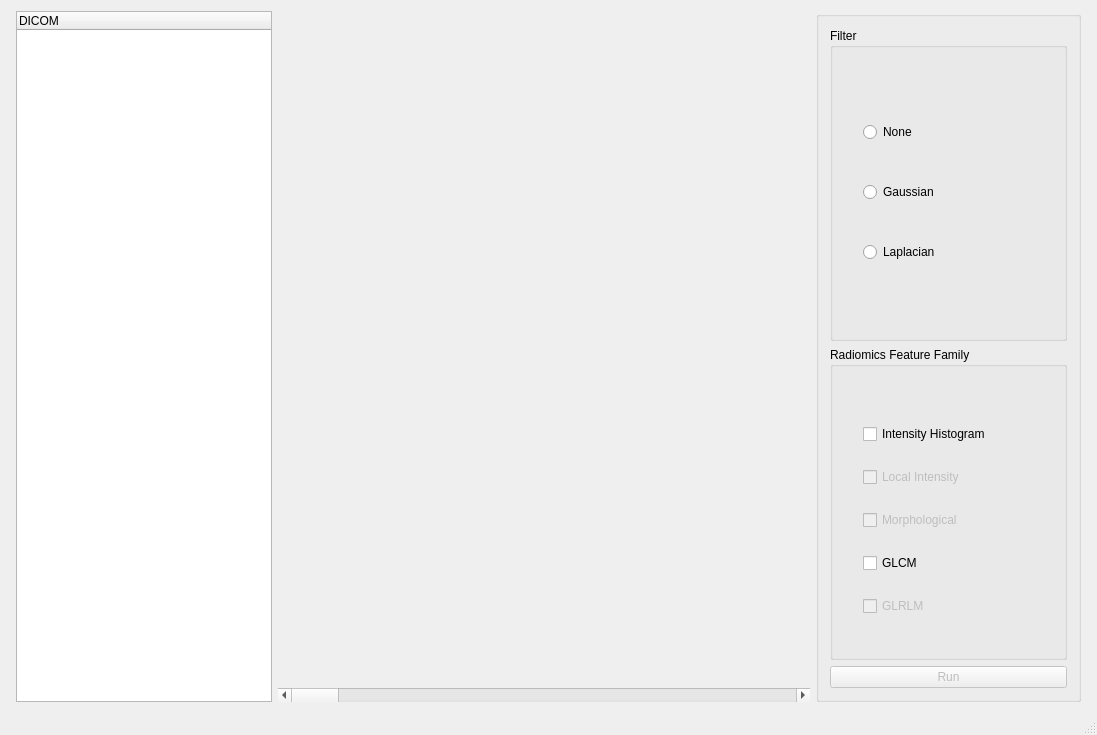
First picture: the form in platform/platform.ui, repository Jiwon-Hwang/Radiomics-Feature-Extraction, before the edit.
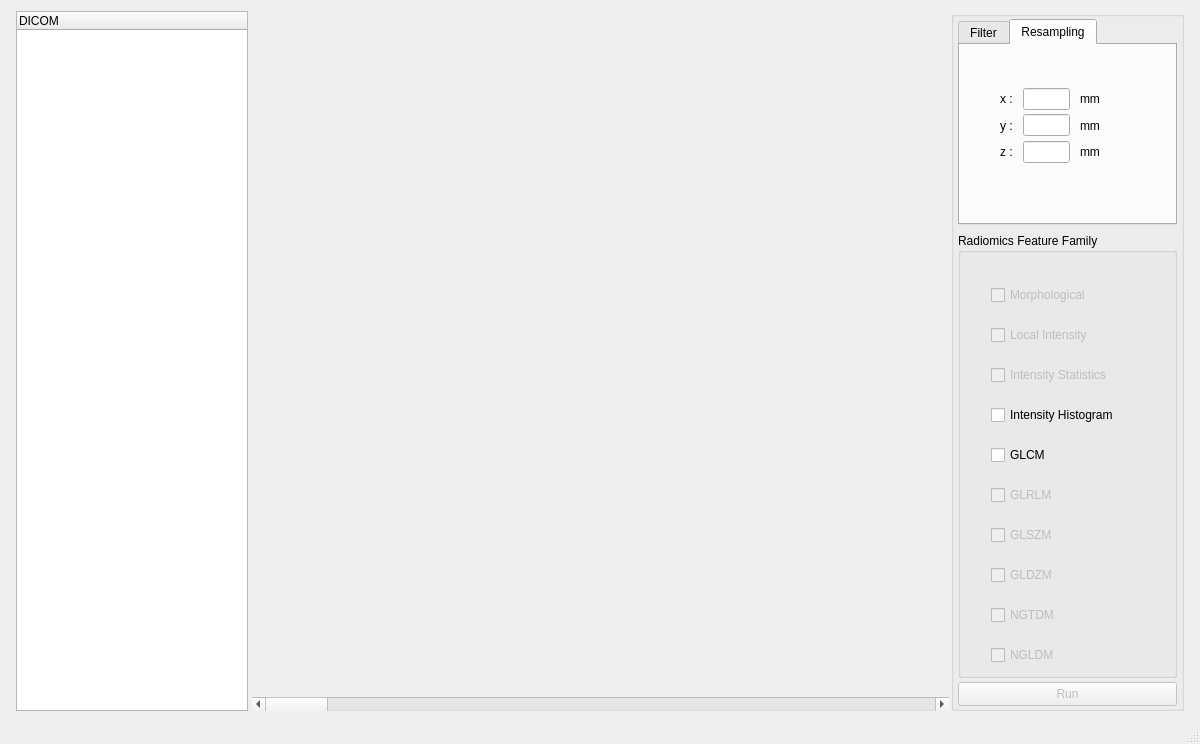
Second picture: the form after the edit. Icons and pictures are not drawn.

Commit message: add mouse wheel event, modify gui

What changed in the file:
```diff
--- a/platform/platform.ui
+++ b/platform/platform.ui
@@ -6,8 +6,8 @@
    <rect>
     <x>0</x>
     <y>0</y>
-    <width>1097</width>
-    <height>735</height>
+    <width>1200</width>
+    <height>720</height>
    </rect>
   </property>
   <property name="maximumSize">
@@ -41,7 +41,10 @@
    </property>
    <layout class="QGridLayout" name="gridLayout_3">
     <item row="0" column="0">
-     <layout class="QHBoxLayout" name="horizontalLayout_3" stretch="3,1">
+     <layout class="QHBoxLayout" name="horizontalLayout_3" stretch="4,1">
+      <property name="spacing">
+       <number>2</number>
+      </property>
       <property name="sizeConstraint">
        <enum>QLayout::SetMaximumSize</enum>
       </property>
@@ -54,7 +57,10 @@
       <item>
        <layout class="QVBoxLayout" name="verticalLayout_3" stretch="0">
         <item>
-         <layout class="QHBoxLayout" name="horizontalLayout_9" stretch="0,4">
+         <layout class="QHBoxLayout" name="horizontalLayout_9" stretch="1,3">
+          <property name="spacing">
+           <number>4</number>
+          </property>
           <property name="sizeConstraint">
            <enum>QLayout::SetDefaultConstraint</enum>
           </property>
@@ -114,6 +120,9 @@
           </item>
           <item>
            <layout class="QVBoxLayout" name="verticalLayout_2">
+            <property name="spacing">
+             <number>6</number>
+            </property>
             <item>
              <layout class="QGridLayout" name="gridLayout_4">
               <property name="spacing">
@@ -158,70 +167,239 @@
         <property name="title">
          <string/>
         </property>
-        <layout class="QVBoxLayout" name="verticalLayout_5">
+        <property name="flat">
+         <bool>true</bool>
+        </property>
+        <layout class="QVBoxLayout" name="verticalLayout_5" stretch="0,0">
+         <property name="spacing">
+          <number>4</number>
+         </property>
          <property name="sizeConstraint">
           <enum>QLayout::SetDefaultConstraint</enum>
          </property>
+         <property name="leftMargin">
+          <number>4</number>
+         </property>
+         <property name="topMargin">
+          <number>2</number>
+         </property>
+         <property name="rightMargin">
+          <number>4</number>
+         </property>
+         <property name="bottomMargin">
+          <number>2</number>
+         </property>
          <item>
-          <layout class="QVBoxLayout" name="verticalLayout_4">
+          <layout class="QVBoxLayout" name="verticalLayout_4" stretch="1,3">
+           <property name="spacing">
+            <number>8</number>
+           </property>
            <item>
-            <widget class="QGroupBox" name="groupBox_Filters">
-             <property name="title">
-              <string>Filter</string>
+            <widget class="QTabWidget" name="tabWidget_PreProcessing">
+             <property name="currentIndex">
+              <number>1</number>
              </property>
-             <property name="flat">
-              <bool>false</bool>
-             </property>
-             <layout class="QVBoxLayout" name="verticalLayout">
-              <property name="leftMargin">
-               <number>30</number>
-              </property>
-              <property name="topMargin">
-               <number>40</number>
-              </property>
-              <property name="rightMargin">
-               <number>30</number>
-              </property>
-              <property name="bottomMargin">
-               <number>40</number>
-              </property>
-              <item>
-               <widget class="QRadioButton" name="radioButton_None">
-                <property name="focusPolicy">
-                 <enum>Qt::ClickFocus</enum>
+             <widget class="QWidget" name="tabWidget_Filters">
+              <attribute name="title">
+               <string>Filter</string>
+              </attribute>
+              <layout class="QVBoxLayout" name="verticalLayout">
+               <property name="spacing">
+                <number>22</number>
+               </property>
+               <property name="leftMargin">
+                <number>28</number>
+               </property>
+               <property name="topMargin">
+                <number>36</number>
+               </property>
+               <property name="rightMargin">
+                <number>20</number>
+               </property>
+               <property name="bottomMargin">
+                <number>36</number>
+               </property>
+               <item>
+                <widget class="QRadioButton" name="radioButton_None">
+                 <property name="focusPolicy">
+                  <enum>Qt::NoFocus</enum>
+                 </property>
+                 <property name="contextMenuPolicy">
+                  <enum>Qt::NoContextMenu</enum>
+                 </property>
+                 <property name="text">
+                  <string>None</string>
+                 </property>
+                </widget>
+               </item>
+               <item>
+                <widget class="QRadioButton" name="radioButton_Gaussian">
+                 <property name="focusPolicy">
+                  <enum>Qt::NoFocus</enum>
+                 </property>
+                 <property name="contextMenuPolicy">
+                  <enum>Qt::NoContextMenu</enum>
+                 </property>
+                 <property name="text">
+                  <string>Gaussian</string>
+                 </property>
+                </widget>
+               </item>
+               <item>
+                <widget class="QRadioButton" name="radioButton_Laplacian">
+                 <property name="focusPolicy">
+                  <enum>Qt::NoFocus</enum>
+                 </property>
+                 <property name="text">
+                  <string>Laplacian</string>
+                 </property>
+                </widget>
+               </item>
+              </layout>
+             </widget>
+             <widget class="QWidget" name="tabWidget_Resampling">
+              <attribute name="title">
+               <string>Resampling</string>
+              </attribute>
+              <widget class="QWidget" name="">
+               <property name="geometry">
+                <rect>
+                 <x>40</x>
+                 <y>30</y>
+                 <width>111</width>
+                 <height>101</height>
+                </rect>
+               </property>
+               <layout class="QVBoxLayout" name="verticalLayout_8">
+                <property name="spacing">
+                 <number>0</number>
                 </property>
-                <property name="contextMenuPolicy">
-                 <enum>Qt::NoContextMenu</enum>
+                <property name="leftMargin">
+                 <number>0</number>
                 </property>
-                <property name="text">
-                 <string>None</string>
-                </property>
-               </widget>
-              </item>
-              <item>
-               <widget class="QRadioButton" name="radioButton_Gaussian">
-                <property name="focusPolicy">
-                 <enum>Qt::ClickFocus</enum>
-                </property>
-                <property name="contextMenuPolicy">
-                 <enum>Qt::NoContextMenu</enum>
-                </property>
-                <property name="text">
-                 <string>Gaussian</string>
-                </property>
-               </widget>
-              </item>
-              <item>
-               <widget class="QRadioButton" name="radioButton_Laplacian">
-                <property name="focusPolicy">
-                 <enum>Qt::NoFocus</enum>
-                </property>
-                <property name="text">
-                 <string>Laplacian</string>
-                </property>
-               </widget>
-              </item>
-             </layout>
+                <item>
+                 <layout class="QHBoxLayout" name="horizontalLayout" stretch="0,0,0">
+                  <property name="spacing">
+                   <number>10</number>
+                  </property>
+                  <property name="sizeConstraint">
+                   <enum>QLayout::SetFixedSize</enum>
+                  </property>
+                  <item>
+                   <widget class="QLabel" name="label">
+                    <property name="text">
+                     <string>x :</string>
+                    </property>
+                   </widget>
+                  </item>
+                  <item>
+                   <widget class="QLineEdit" name="lineEdit">
+                    <property name="sizePolicy">
+                     <sizepolicy hsizetype="Fixed" vsizetype="Fixed">
+                      <horstretch>0</horstretch>
+                      <verstretch>0</verstretch>
+                     </sizepolicy>
+                    </property>
+                    <property name="focusPolicy">
+                     <enum>Qt::ClickFocus</enum>
+                    </property>
+                    <property name="alignment">
+                     <set>Qt::AlignCenter</set>
+                    </property>
+                   </widget>
+                  </item>
+                  <item>
+                   <widget class="QLabel" name="label_2">
+                    <property name="text">
+                     <string>mm</string>
+                    </property>
+                   </widget>
+                  </item>
+                 </layout>
+                </item>
+                <item>
+                 <layout class="QHBoxLayout" name="horizontalLayout_2" stretch="0,0,0">
+                  <property name="spacing">
+                   <number>10</number>
+                  </property>
+                  <property name="sizeConstraint">
+                   <enum>QLayout::SetFixedSize</enum>
+                  </property>
+                  <item>
+                   <widget class="QLabel" name="label_3">
+                    <property name="text">
+                     <string>y :</string>
+                    </property>
+                   </widget>
+                  </item>
+                  <item>
+                   <widget class="QLineEdit" name="lineEdit_2">
+                    <property name="sizePolicy">
+                     <sizepolicy hsizetype="Fixed" vsizetype="Fixed">
+                      <horstretch>0</horstretch>
+                      <verstretch>0</verstretch>
+                     </sizepolicy>
+                    </property>
+                    <property name="focusPolicy">
+                     <enum>Qt::ClickFocus</enum>
+                    </property>
+                    <property name="alignment">
+                     <set>Qt::AlignCenter</set>
+                    </property>
+                   </widget>
+                  </item>
+                  <item>
+                   <widget class="QLabel" name="label_4">
+                    <property name="text">
+                     <string>mm</string>
+                    </property>
+                   </widget>
+                  </item>
+                 </layout>
+                </item>
+                <item>
+                 <layout class="QHBoxLayout" name="horizontalLayout_4" stretch="0,0,0">
+                  <property name="spacing">
+                   <number>10</number>
+                  </property>
+                  <property name="sizeConstraint">
+                   <enum>QLayout::SetFixedSize</enum>
+                  </property>
+                  <item>
+                   <widget class="QLabel" name="label_5">
+                    <property name="text">
+                     <string>z :</string>
+                    </property>
+                   </widget>
+                  </item>
+                  <item>
+                   <widget class="QLineEdit" name="lineEdit_3">
+                    <property name="sizePolicy">
+                     <sizepolicy hsizetype="Fixed" vsizetype="Fixed">
+                      <horstretch>0</horstretch>
+                      <verstretch>0</verstretch>
+                     </sizepolicy>
+                    </property>
+                    <property name="focusPolicy">
+                     <enum>Qt::ClickFocus</enum>
+                    </property>
+                    <property name="alignment">
+                     <set>Qt::AlignCenter</set>
+                    </property>
+                   </widget>
+                  </item>
+                  <item>
+                   <widget class="QLabel" name="label_6">
+                    <property name="text">
+                     <string>mm</string>
+                    </property>
+                   </widget>
+                  </item>
+                 </layout>
+                </item>
+               </layout>
+              </widget>
+             </widget>
             </widget>
            </item>
            <item>
@@ -230,34 +408,31 @@
               <string>Radiomics Feature Family</string>
              </property>
              <layout class="QVBoxLayout" name="verticalLayout_6">
+              <property name="spacing">
+               <number>20</number>
+              </property>
               <property name="leftMargin">
                <number>30</number>
               </property>
               <property name="topMargin">
-               <number>40</number>
+               <number>32</number>
               </property>
               <property name="rightMargin">
-               <number>30</number>
+               <number>20</number>
               </property>
               <property name="bottomMargin">
-               <number>20</number>
+               <number>10</number>
               </property>
               <item>
-               <widget class="QCheckBox" name="checkBox_Histogram">
+               <widget class="QCheckBox" name="checkBox_Morph">
+                <property name="enabled">
+                 <bool>false</bool>
+                </property>
                 <property name="focusPolicy">
                  <enum>Qt::NoFocus</enum>
                 </property>
-                <property name="autoFillBackground">
-                 <bool>false</bool>
-                </property>
                 <property name="text">
-                 <string>Intensity Histogram</string>
-                </property>
-                <property name="checked">
-                 <bool>false</bool>
-                </property>
-                <property name="tristate">
-                 <bool>false</bool>
+                 <string>Morphological </string>
                 </property>
                </widget>
               </item>
@@ -284,7 +459,7 @@
                </widget>
               </item>
               <item>
-               <widget class="QCheckBox" name="checkBox_Morph">
+               <widget class="QCheckBox" name="checkBox_2">
                 <property name="enabled">
                  <bool>false</bool>
                 </property>
@@ -292,7 +467,29 @@
                  <enum>Qt::NoFocus</enum>
                 </property>
                 <property name="text">
-                 <string>Morphological </string>
+                 <string>Intensity Statistics</string>
+                </property>
+               </widget>
+              </item>
+              <item>
+               <widget class="QCheckBox" name="checkBox_Histogram">
+                <property name="enabled">
+                 <bool>true</bool>
+                </property>
+                <property name="focusPolicy">
+                 <enum>Qt::NoFocus</enum>
+                </property>
+                <property name="autoFillBackground">
+                 <bool>false</bool>
+                </property>
+                <property name="text">
+                 <string>Intensity Histogram</string>
+                </property>
+                <property name="checked">
+                 <bool>false</bool>
+                </property>
+                <property name="tristate">
+                 <bool>false</bool>
                 </property>
                </widget>
               </item>
@@ -328,6 +525,58 @@
                 </property>
                </widget>
               </item>
+              <item>
+               <widget class="QCheckBox" name="checkBox_3">
+                <property name="enabled">
+                 <bool>false</bool>
+                </property>
+                <property name="focusPolicy">
+                 <enum>Qt::NoFocus</enum>
+                </property>
+                <property name="text">
+                 <string>GLSZM </string>
+                </property>
+               </widget>
+              </item>
+              <item>
+               <widget class="QCheckBox" name="checkBox_5">
+                <property name="enabled">
+                 <bool>false</bool>
+                </property>
+                <property name="focusPolicy">
+                 <enum>Qt::NoFocus</enum>
+                </property>
+                <property name="text">
+                 <string>GLDZM</string>
+                </property>
+               </widget>
+              </item>
+              <item>
+               <widget class="QCheckBox" name="checkBox_4">
+                <property name="enabled">
+                 <bool>false</bool>
+                </property>
+                <property name="focusPolicy">
+                 <enum>Qt::NoFocus</enum>
+                </property>
+                <property name="text">
+                 <string>NGTDM</string>
+                </property>
+               </widget>
+              </item>
+              <item>
+               <widget class="QCheckBox" name="checkBox">
+                <property name="enabled">
+                 <bool>false</bool>
+                </property>
+                <property name="focusPolicy">
+                 <enum>Qt::NoFocus</enum>
+                </property>
+                <property name="text">
+                 <string>NGLDM</string>
+                </property>
+               </widget>
+              </item>
              </layout>
             </widget>
            </item>
@@ -338,6 +587,12 @@
            <property name="enabled">
             <bool>false</bool>
            </property>
+           <property name="minimumSize">
+            <size>
+             <width>0</width>
+             <height>24</height>
+            </size>
+           </property>
            <property name="focusPolicy">
             <enum>Qt::NoFocus</enum>
            </property>
```
Left out of the diff: 2 changed lines with no effect on the pictures. The commit also changes 4 other files.
